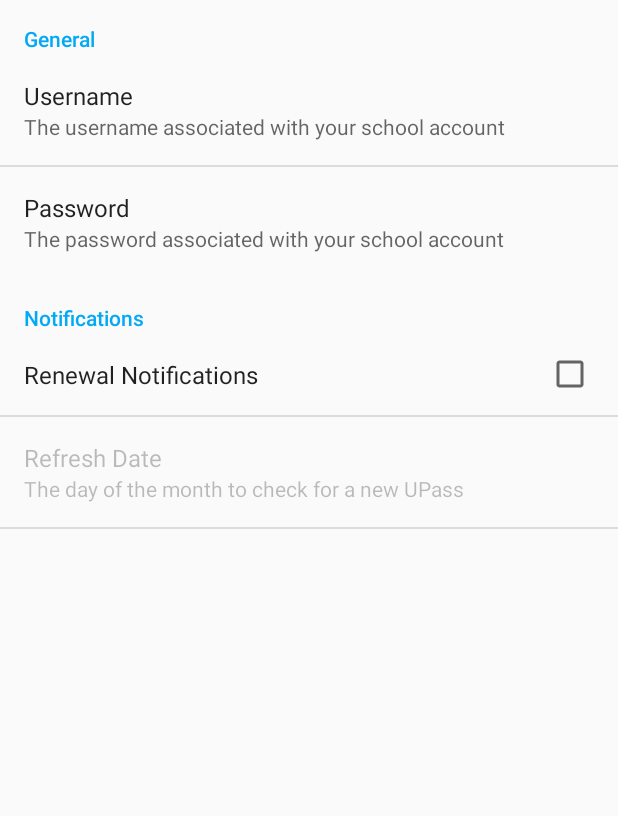
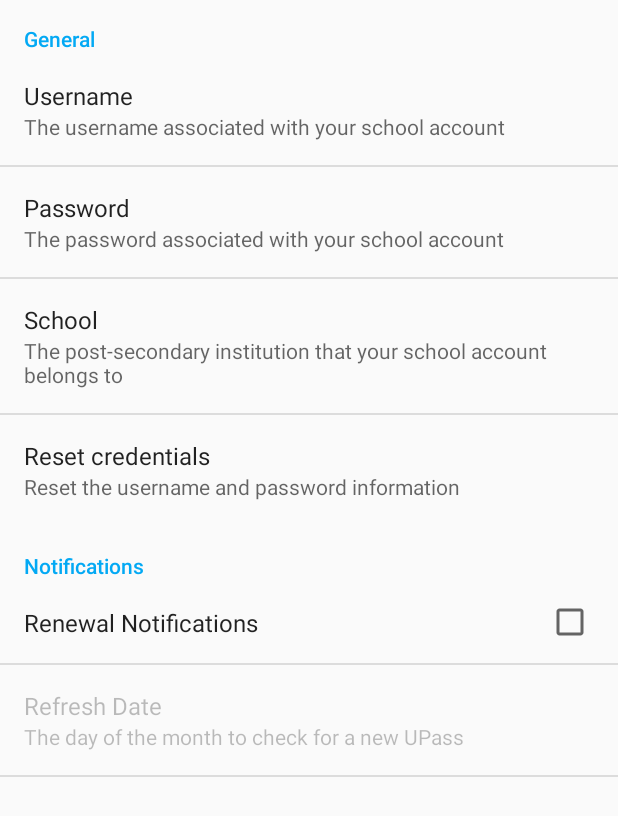
Before and after one commit to Coffeeboys/RenewPass, an Android app: the SettingsActivity screen opened directly, with no data from a screen before it, on a phone screen of 412 x 824 dp. Shown: the top 816 px of the screen. Run offline under Robolectric (Android 15) with nearby library versions, the phone set to English and light mode, and no system bars.

Commit message:
Added school and reset preferences, as well as made a new spinner adapter to display a placeholder message on the spinner.

```diff
--- a/app/src/main/res/values/strings.xml
+++ b/app/src/main/res/values/strings.xml
@@ -23,9 +23,13 @@
     <string name="app_description">Renew your U-pass with the press of a button</string>
     <string name="app_welcome">Welcome to RenewPass</string>
     <string name="error_school_selection">Please select a school</string>
+    <string name="school_spinner_default">Select your school...</string>
+    <string name="preference_reset">Reset credentials</string>
+    <string name="preference_reset_description">Reset the username and password information</string>
+    <string name="preference_school">School</string>
+    <string name="preference_school_description">The post-secondary institution that your school account belongs to</string>
 
     <string-array name="school_list">
-        <item>Select your school...</item>
         <item>SFU</item>
         <item>UBC</item>
     </string-array>
--- a/app/src/main/res/xml/preferences.xml
+++ b/app/src/main/res/xml/preferences.xml
@@ -16,6 +16,19 @@
             android:summary="@string/preference_password_description"
             android:dialogTitle="@string/preference_password"
             android:inputType="textWebPassword"/>
+
+        <ListPreference
+            android:key="School"
+            android:title="@string/preference_school"
+            android:summary="@string/preference_school_description"
+            android:dialogTitle="@string/preference_school"
+            android:entries="@array/school_list"
+            android:entryValues="@array/school_list"/>
+
+        <Preference
+            android:key="Reset"
+            android:title="@string/preference_reset"
+            android:summary="@string/preference_reset_description"/>
 
     </PreferenceCategory>
 
```
Also changed, not shown: app/src/main/java/ca/alexland/renewpass/IntroActivity.java (+15 -3 lines), app/src/main/java/ca/alexland/renewpass/NothingSelectedSpinnerAdapter.java (added, +163 -0 lines), app/src/main/res/layout/contact_spinner_row_nothing_selected.xml (added, +11 -0 lines).
